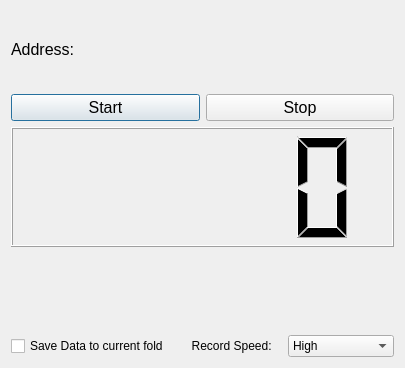
Old version of the form Dialog.ui in the repository 840922704/BLE_DMM_Client.
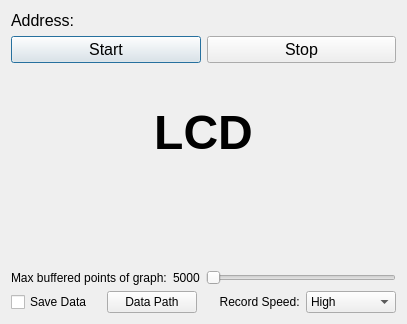
New version of the form.

Patch:
```diff
--- a/Dialog.ui
+++ b/Dialog.ui
@@ -6,8 +6,8 @@
    <rect>
     <x>0</x>
     <y>0</y>
-    <width>405</width>
-    <height>368</height>
+    <width>407</width>
+    <height>324</height>
    </rect>
   </property>
   <property name="windowTitle">
@@ -58,23 +58,55 @@
     </layout>
    </item>
    <item>
-    <widget class="QLCDNumber" name="lcdNumber">
-     <property name="minimumSize">
-      <size>
-       <width>360</width>
-       <height>120</height>
-      </size>
-     </property>
+    <layout class="QVBoxLayout" name="verticalLayout_2" stretch="5,0">
+     <item>
+      <widget class="QLabel" name="label_LCD">
+       <property name="font">
+        <font>
+         <family>Arial</family>
+         <pointsize>72</pointsize>
+        </font>
+       </property>
+       <property name="layoutDirection">
+        <enum>Qt::LeftToRight</enum>
+       </property>
+       <property name="autoFillBackground">
+        <bool>false</bool>
+       </property>
+       <property name="text">
+        <string>&lt;html&gt;&lt;head/&gt;&lt;body&gt;&lt;p align=&quot;center&quot;&gt;&lt;span style=&quot; font-size:36pt; font-weight:600;&quot;&gt;LCD&lt;/span&gt;&lt;/p&gt;&lt;/body&gt;&lt;/html&gt;</string>
+       </property>
+       <property name="textFormat">
+        <enum>Qt::AutoText</enum>
+       </property>
+       <property name="scaledContents">
+        <bool>true</bool>
+       </property>
+       <property name="alignment">
+        <set>Qt::AlignCenter</set>
+       </property>
+      </widget>
+     </item>
+     <item>
+      <layout class="QHBoxLayout" name="horizontalLayout_5">
+       <property name="topMargin">
+        <number>0</number>
+       </property>
+       <item>
+        <widget class="QLabel" name="label_function">
      <property name="font">
       <font>
        <family>Arial</family>
        <pointsize>20</pointsize>
       </font>
      </property>
+         <property name="text">
+          <string/>
+         </property>
     </widget>
    </item>
    <item>
-    <widget class="QLabel" name="label_2">
+        <widget class="QLabel" name="label_unit">
      <property name="font">
       <font>
        <family>Arial</family>
@@ -89,6 +121,35 @@
      </property>
     </widget>
    </item>
+      </layout>
+     </item>
+    </layout>
+   </item>
+   <item>
+    <layout class="QHBoxLayout" name="horizontalLayout_4" stretch="0,0,0">
+     <item>
+      <widget class="QLabel" name="label_4">
+       <property name="text">
+        <string>Max buffered points of graph:</string>
+       </property>
+      </widget>
+     </item>
+     <item>
+      <widget class="QLabel" name="max_points">
+       <property name="text">
+        <string>5000</string>
+       </property>
+      </widget>
+     </item>
+     <item>
+      <widget class="QSlider" name="SliderBar_buffered_points">
+       <property name="orientation">
+        <enum>Qt::Horizontal</enum>
+       </property>
+      </widget>
+     </item>
+    </layout>
+   </item>
    <item>
     <layout class="QVBoxLayout" name="graph_layout"/>
    </item>
@@ -97,7 +158,14 @@
      <item>
       <widget class="QCheckBox" name="checkBox">
        <property name="text">
-        <string>Save Data to current fold</string>
+        <string>Save Data</string>
+       </property>
+      </widget>
+     </item>
+     <item>
+      <widget class="QPushButton" name="pushButton_datapath">
+       <property name="text">
+        <string>Data Path</string>
        </property>
       </widget>
      </item>
```
Lines whose indentation alone changed are shown as unchanged.
